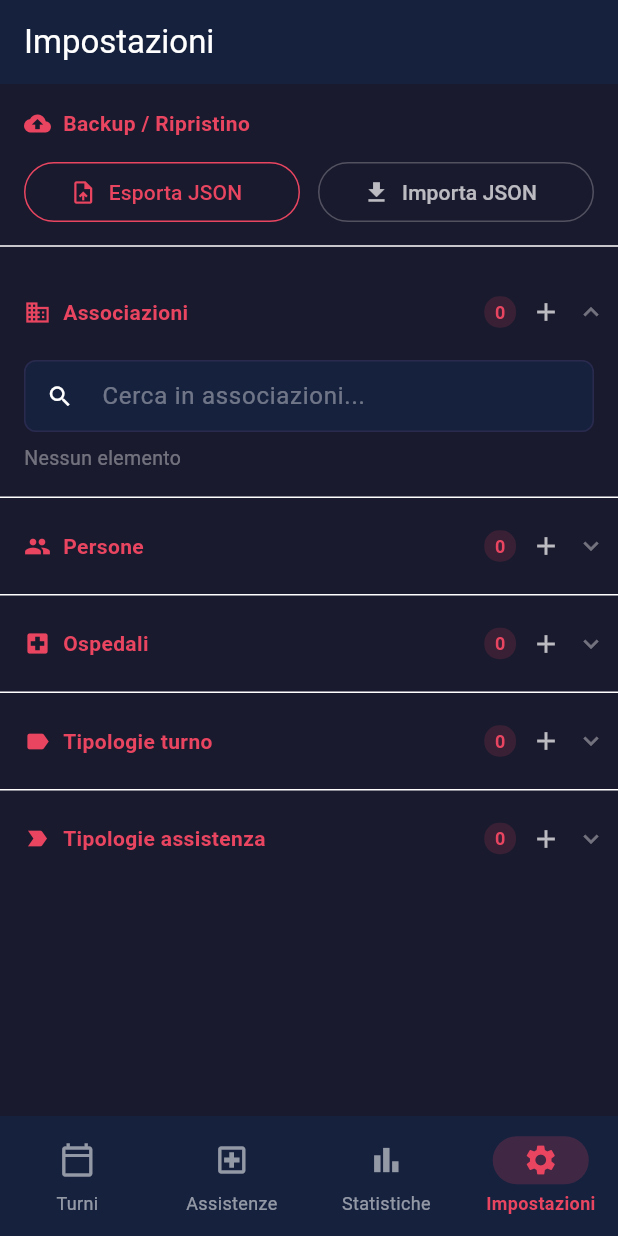
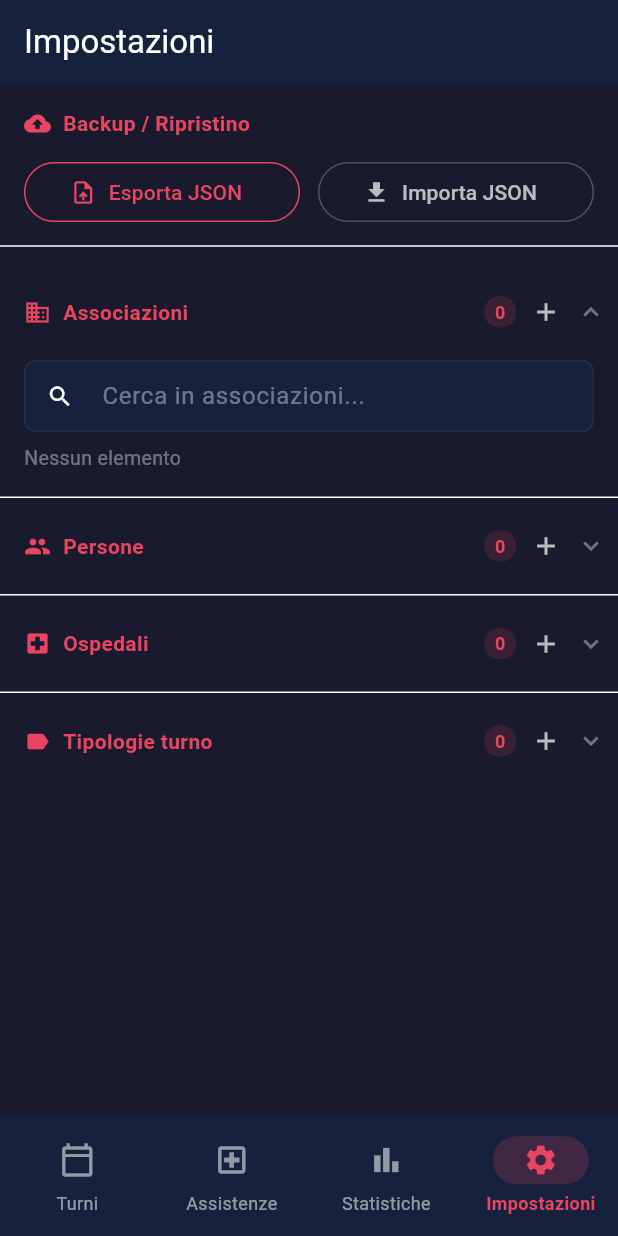
Before and after one commit to enne139/AmbuTurni, a Flutter app: the screen it shows after launch, item 4 of the bottom bar chosen, after a tap on "Associazioni", on a phone screen of 412 x 824 dp. Run offline on Flutter 3.47's test engine with Material 3 defaults, Android fonts, the phone set to English and light mode, and no system bars; our stand-ins replace file_picker, share_plus, sqflite, sqflite_common_ffi; accounts and stored records are empty.

Commit message:
fix: migrazione DB versione 2 e rimozione tipologie assistenza
- Bump versione DB a 2 e aggiunta _onUpgrade per garantire che le colonne
  cambio_meta (turni) e ordine (tipologie_turno/assistenza) vengano aggiunte
  su DB esistenti anche se _onOpen/hot-reload non le aveva applicate
- AnagraficheProvider.carica() ora usa try/catch per ogni load indipendente:
  un errore su una tabella non blocca più le altre né impedisce notifyListeners()
- TurnoForm._salva() e AssistenzaForm._salva() ora mostrano SnackBar con
  l'errore invece di restare bloccati con lo spinner attivo
- Rimosso TipologiaAssistenza (modello, helper e sezione Impostazioni):
  la tabella DB rimane per compatibilità backup con l'app RN
- Aggiornato CLAUDE.md

Co-Authored-By: Claude Sonnet 4.6 <noreply@anthropic.com>

```diff
--- a/lib/db/database.dart
+++ b/lib/db/database.dart
@@ -164,11 +164,22 @@ Future<Database> getDb() async {
   final dbPath = join(await getDatabasesPath(), 'ambulanza_turni.db');
   _db = await openDatabase(
     dbPath,
-    version: 1,
+    version: 2,
     onCreate: _onCreate,
+    onUpgrade: _onUpgrade,
     onOpen: _onOpen,
   );
   return _db!;
+}
+
+/// Upgrade del DB: aggiunge le colonne introdotte dalla versione 2.
+/// ALTER TABLE fallisce silenziosamente se la colonna esiste già (catch intenzionale).
+Future<void> _onUpgrade(Database db, int oldVersion, int newVersion) async {
+  if (oldVersion < 2) {
+    try { await db.execute('ALTER TABLE tipologie_turno ADD COLUMN ordine INTEGER DEFAULT 0'); } catch (_) {}
+    try { await db.execute('ALTER TABLE turni ADD COLUMN cambio_meta INTEGER DEFAULT 0'); } catch (_) {}
+    try { await db.execute('ALTER TABLE tipologie_assistenza ADD COLUMN ordine INTEGER DEFAULT 0'); } catch (_) {}
+  }
 }
 
 /// Creazione iniziale: esegue lo schema completo.
--- a/lib/db/helpers.dart
+++ b/lib/db/helpers.dart
@@ -169,54 +169,6 @@ Future<void> spostaTipologia(int fromIndex, int toIndex) async {
   batch.update('tipologie_turno', {'ordine': toIndex},
       where: 'id = ?', whereArgs: [list[fromIndex].id]);
   batch.update('tipologie_turno', {'ordine': fromIndex},
-      where: 'id = ?', whereArgs: [list[toIndex].id]);
-  await batch.commit(noResult: true);
-}
-
-Future<List<TipologiaAssistenza>> getTipologieAssistenza() async {
-  final db = await getDb();
-  final rows =
-      await db.query('tipologie_assistenza', orderBy: 'ordine ASC, nome ASC');
-  return rows.map(TipologiaAssistenza.fromMap).toList();
-}
-
-/// Inserisce o rinomina una tipologia assistenza.
-/// Le tipologie non si eliminano per evitare FK violation su assistenze esistenti.
-Future<void> saveTipologiaAssistenza(String nome, {String? id}) async {
-  final db = await getDb();
-  final now = _now();
-  if (id == null) {
-    final count = (await db
-            .rawQuery('SELECT COUNT(*) AS n FROM tipologie_assistenza'))[0]['n']
-        as int;
-    await db.insert('tipologie_assistenza', {
-      'id': newId(),
-      'nome': nome,
-      'ordine': count,
-      'created_at': now,
-      'updated_at': now,
-      'is_synced': 0,
-    });
-  } else {
-    await db.update(
-      'tipologie_assistenza',
-      {'nome': nome, 'updated_at': now, 'is_synced': 0},
-      where: 'id = ?',
-      whereArgs: [id],
-    );
-  }
-}
-
-/// Scambia l'ordine di due tipologie assistenza adiacenti, stesso pattern di spostaTipologia.
-Future<void> spostaTipologiaAssistenza(int fromIndex, int toIndex) async {
-  final db = await getDb();
-  final list = await getTipologieAssistenza();
-  if (fromIndex < 0 || fromIndex >= list.length) return;
-  if (toIndex < 0 || toIndex >= list.length) return;
-  final batch = db.batch();
-  batch.update('tipologie_assistenza', {'ordine': toIndex},
-      where: 'id = ?', whereArgs: [list[fromIndex].id]);
-  batch.update('tipologie_assistenza', {'ordine': fromIndex},
       where: 'id = ?', whereArgs: [list[toIndex].id]);
   await batch.commit(noResult: true);
 }
--- a/lib/db/models.dart
+++ b/lib/db/models.dart
@@ -129,42 +129,6 @@ class TipologiaTurno {
   });
 
   factory TipologiaTurno.fromMap(Map<String, dynamic> m) => TipologiaTurno(
-        id: m['id'] as String,
-        nome: m['nome'] as String,
-        ordine: (m['ordine'] as int?) ?? 0,
-        createdAt: m['created_at'] as String?,
-        updatedAt: m['updated_at'] as String?,
-        isSynced: (m['is_synced'] as int?) ?? 0,
-      );
-
-  Map<String, dynamic> toMap() => {
-        'id': id,
-        'nome': nome,
-        'ordine': ordine,
-        'created_at': createdAt,
-        'updated_at': updatedAt,
-        'is_synced': isSynced,
-      };
-}
-
-class TipologiaAssistenza {
-  final String id;
-  final String nome;
-  final int ordine;
-  final String? createdAt;
-  final String? updatedAt;
-  final int isSynced;
-
-  const TipologiaAssistenza({
-    required this.id,
-    required this.nome,
-    this.ordine = 0,
-    this.createdAt,
-    this.updatedAt,
-    this.isSynced = 0,
-  });
-
-  factory TipologiaAssistenza.fromMap(Map<String, dynamic> m) => TipologiaAssistenza(
         id: m['id'] as String,
         nome: m['nome'] as String,
         ordine: (m['ordine'] as int?) ?? 0,
--- a/lib/providers/app_provider.dart
+++ b/lib/providers/app_provider.dart
@@ -10,15 +10,15 @@ class AnagraficheProvider extends ChangeNotifier {
   List<Persona> persone = [];
   List<Ospedale> ospedali = [];
   List<TipologiaTurno> tipologieTurno = [];
-  List<TipologiaAssistenza> tipologieAssistenza = [];
   bool _caricato = false;
 
+  // Ogni load è indipendente: se una query fallisce (es. migrazione DB non ancora
+  // applicata) le altre continuano e notifyListeners() viene chiamato comunque.
   Future<void> carica() async {
-    associazioni = await getAssociazioni();
-    persone = await getPersone();
-    ospedali = await getOspedali();
-    tipologieTurno = await getTipologieTurno();
-    tipologieAssistenza = await getTipologieAssistenza();
+    try { associazioni = await getAssociazioni(); } catch (_) {}
+    try { persone = await getPersone(); } catch (_) {}
+    try { ospedali = await getOspedali(); } catch (_) {}
+    try { tipologieTurno = await getTipologieTurno(); } catch (_) {}
     _caricato = true;
     notifyListeners();
   }
--- a/lib/screens/impostazioni/impostazioni_screen.dart
+++ b/lib/screens/impostazioni/impostazioni_screen.dart
@@ -27,8 +27,6 @@ class ImpostazioniScreen extends StatelessWidget {
           _SezioneOspedali(),
           Divider(height: 1),
           _SezioneTipologie(),
-          Divider(height: 1),
-          _SezioneTipologieAssistenza(),
           SizedBox(height: 24),
         ],
       ),
@@ -210,47 +208,6 @@ class _SezioneTipologie extends StatelessWidget {
         final idx = anag.tipologieTurno.indexWhere((x) => x.id == t.id);
         if (idx < 0 || idx >= anag.tipologieTurno.length - 1) return;
         await spostaTipologia(idx, idx + 1);
-        if (context.mounted) await context.read<AnagraficheProvider>().carica();
-      },
-    );
-  }
-}
-
-// ---------------------------------------------------------------------------
-// Tipologie assistenza
-// ---------------------------------------------------------------------------
-
-class _SezioneTipologieAssistenza extends StatelessWidget {
-  const _SezioneTipologieAssistenza();
-
-  @override
-  Widget build(BuildContext context) {
-    final anag = context.watch<AnagraficheProvider>();
-    return _SezioneAnag<TipologiaAssistenza>(
-      titolo: 'Tipologie assistenza',
-      icon: Icons.label_important,
-      items: anag.tipologieAssistenza,
-      labelOf: (t) => t.nome,
-      sublabelOf: (_) => null,
-      onAdd: () => _dialogNome(context, 'Nuova tipologia assistenza', 'Nome', (nome) async {
-        await saveTipologiaAssistenza(nome);
-        if (context.mounted) context.read<AnagraficheProvider>().carica();
-      }),
-      onEdit: (t) => _dialogNome(context, 'Modifica tipologia assistenza', 'Nome', (nome) async {
-        await saveTipologiaAssistenza(nome, id: t.id);
-        if (context.mounted) context.read<AnagraficheProvider>().carica();
-      }, iniziale: t.nome),
-      onDelete: null,
-      onMoveUp: (t) async {
-        final idx = anag.tipologieAssistenza.indexWhere((x) => x.id == t.id);
-        if (idx <= 0) return;
-        await spostaTipologiaAssistenza(idx, idx - 1);
-        if (context.mounted) await context.read<AnagraficheProvider>().carica();
-      },
-      onMoveDown: (t) async {
-        final idx = anag.tipologieAssistenza.indexWhere((x) => x.id == t.id);
-        if (idx < 0 || idx >= anag.tipologieAssistenza.length - 1) return;
-        await spostaTipologiaAssistenza(idx, idx + 1);
         if (context.mounted) await context.read<AnagraficheProvider>().carica();
       },
     );
```
Also changed, not shown: lib/screens/assistenze/assistenza_form.dart (+9 -0 lines), lib/screens/turni/turno_form.dart (+9 -0 lines), 1 other file.
